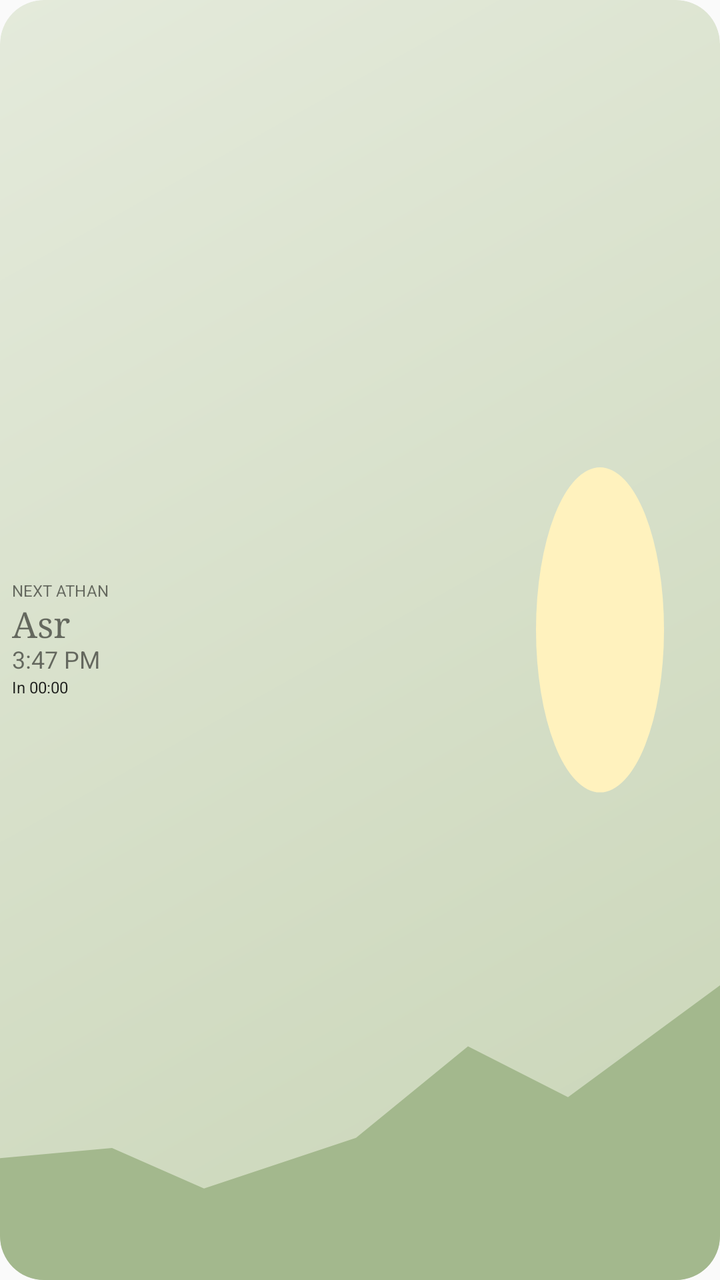
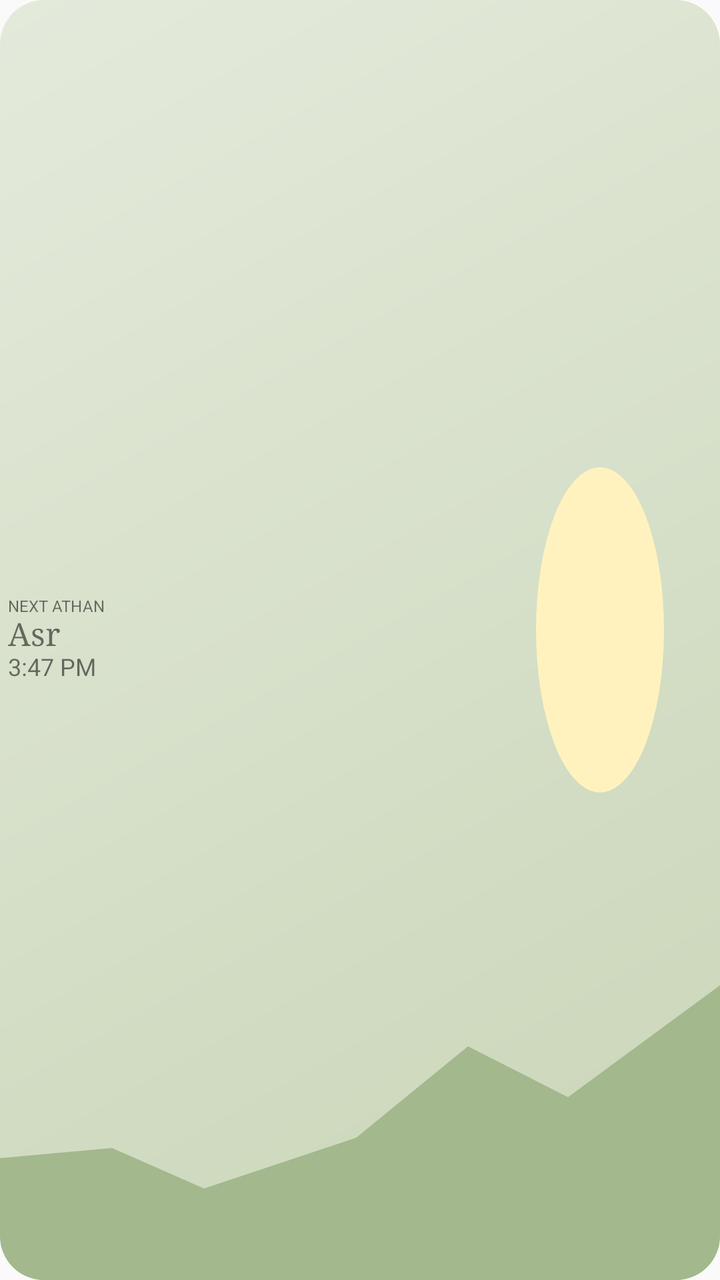

Compare the two renders of this Android layout. The source of the first and the diff that turns it into the second are given below.
<!-- AndroidManifest.xml: application theme AppTheme -->
<!-- res/layout/prayer_widget.xml -->
<?xml version="1.0" encoding="utf-8"?>
<FrameLayout xmlns:android="http://schemas.android.com/apk/res/android" android:layout_width="match_parent" android:layout_height="match_parent">
 <FrameLayout android:id="@+id/widget_root" android:layout_width="match_parent" android:layout_height="match_parent" android:background="@drawable/widget_asr" android:clipToOutline="true">
  <ImageView android:id="@+id/widget_scene" android:layout_width="match_parent" android:layout_height="match_parent" android:src="@drawable/widget_scene_day" android:scaleType="fitXY" android:importantForAccessibility="no" />
  <LinearLayout android:layout_width="match_parent" android:layout_height="match_parent" android:orientation="vertical" android:gravity="center_vertical" android:padding="6dp">
   <TextView android:id="@+id/widget_label" android:layout_width="match_parent" android:layout_height="wrap_content" android:text="NEXT ATHAN" android:textSize="8sp" android:includeFontPadding="false" android:maxLines="1" />
   <TextView android:id="@+id/widget_prayer" android:layout_width="match_parent" android:layout_height="wrap_content" android:layout_marginTop="2dp" android:text="Asr" android:textSize="18sp" android:fontFamily="serif" android:maxLines="1" android:autoSizeTextType="uniform" android:autoSizeMinTextSize="12sp" android:autoSizeMaxTextSize="18sp" android:autoSizeStepGranularity="1sp" android:includeFontPadding="false" />
   <TextView android:id="@+id/widget_time" android:layout_width="match_parent" android:layout_height="wrap_content" android:text="3:47 PM" android:textSize="12sp" android:maxLines="1" android:includeFontPadding="false" />
   <Chronometer android:id="@+id/widget_countdown" android:layout_width="match_parent" android:layout_height="wrap_content" android:layout_marginTop="2dp" android:textSize="8sp" android:format="In %s" android:maxLines="1" android:includeFontPadding="false" />
   <TextView android:id="@+id/widget_location" android:layout_width="wrap_content" android:layout_height="wrap_content" android:visibility="gone" />
   <TextView android:id="@+id/widget_reflection" android:layout_width="wrap_content" android:layout_height="wrap_content" android:visibility="gone" />
  </LinearLayout>
 </FrameLayout>
</FrameLayout>
<!-- resources referenced by this layout -->
<resources>
  <!-- drawable widget_asr (drawable) -->
  <?xml version="1.0" encoding="utf-8"?>
  <shape xmlns:android="http://schemas.android.com/apk/res/android"><corners android:radius="22dp"/><gradient android:startColor="#E4EADB" android:endColor="#C9D5B7" android:angle="315"/></shape>
  <!-- drawable widget_scene_day (drawable) -->
  <vector xmlns:android="http://schemas.android.com/apk/res/android" android:width="180dp" android:height="126dp" android:viewportWidth="180" android:viewportHeight="126">
   <path android:fillColor="#FFF2BE" android:pathData="M150,46a16,16 0,1 0,0 32a16,16 0,1 0,0 -32" />
   <path android:fillColor="#A3B88D" android:pathData="M0,114L28,113L51,117L89,112L117,103L142,108L180,97L180,126L0,126Z" />
  </vector>
  <style name="AppTheme" parent="Theme.AppCompat.Light.DarkActionBar">
          
          <item name="colorPrimary">@color/colorPrimary</item>
          <item name="colorPrimaryDark">@color/colorPrimaryDark</item>
          <item name="colorAccent">@color/colorAccent</item>
      </style>
</resources>

<!-- the commit's change to res/layout/prayer_widget.xml (unified diff, before → after) -->
@@ -2,11 +2,11 @@
 <FrameLayout xmlns:android="http://schemas.android.com/apk/res/android" android:layout_width="match_parent" android:layout_height="match_parent">
  <FrameLayout android:id="@+id/widget_root" android:layout_width="match_parent" android:layout_height="match_parent" android:background="@drawable/widget_asr" android:clipToOutline="true">
   <ImageView android:id="@+id/widget_scene" android:layout_width="match_parent" android:layout_height="match_parent" android:src="@drawable/widget_scene_day" android:scaleType="fitXY" android:importantForAccessibility="no" />
-  <LinearLayout android:layout_width="match_parent" android:layout_height="match_parent" android:orientation="vertical" android:gravity="center_vertical" android:padding="6dp">
+  <LinearLayout android:layout_width="match_parent" android:layout_height="match_parent" android:orientation="vertical" android:gravity="center_vertical" android:padding="4dp">
    <TextView android:id="@+id/widget_label" android:layout_width="match_parent" android:layout_height="wrap_content" android:text="NEXT ATHAN" android:textSize="8sp" android:includeFontPadding="false" android:maxLines="1" />
-   <TextView android:id="@+id/widget_prayer" android:layout_width="match_parent" android:layout_height="wrap_content" android:layout_marginTop="2dp" android:text="Asr" android:textSize="18sp" android:fontFamily="serif" android:maxLines="1" android:autoSizeTextType="uniform" android:autoSizeMinTextSize="12sp" android:autoSizeMaxTextSize="18sp" android:autoSizeStepGranularity="1sp" android:includeFontPadding="false" />
+   <TextView android:id="@+id/widget_prayer" android:layout_width="match_parent" android:layout_height="wrap_content" android:layout_marginTop="0dp" android:text="Asr" android:textSize="16sp" android:fontFamily="serif" android:maxLines="1" android:autoSizeTextType="uniform" android:autoSizeMinTextSize="12sp" android:autoSizeMaxTextSize="16sp" android:autoSizeStepGranularity="1sp" android:includeFontPadding="false" />
    <TextView android:id="@+id/widget_time" android:layout_width="match_parent" android:layout_height="wrap_content" android:text="3:47 PM" android:textSize="12sp" android:maxLines="1" android:includeFontPadding="false" />
-   <Chronometer android:id="@+id/widget_countdown" android:layout_width="match_parent" android:layout_height="wrap_content" android:layout_marginTop="2dp" android:textSize="8sp" android:format="In %s" android:maxLines="1" android:includeFontPadding="false" />
+   <Chronometer android:id="@+id/widget_countdown" android:layout_width="match_parent" android:layout_height="wrap_content" android:layout_marginTop="0dp" android:textSize="8sp" android:format="In %s" android:visibility="gone" android:maxLines="1" android:includeFontPadding="false" />
    <TextView android:id="@+id/widget_location" android:layout_width="wrap_content" android:layout_height="wrap_content" android:visibility="gone" />
    <TextView android:id="@+id/widget_reflection" android:layout_width="wrap_content" android:layout_height="wrap_content" android:visibility="gone" />
   </LinearLayout>
